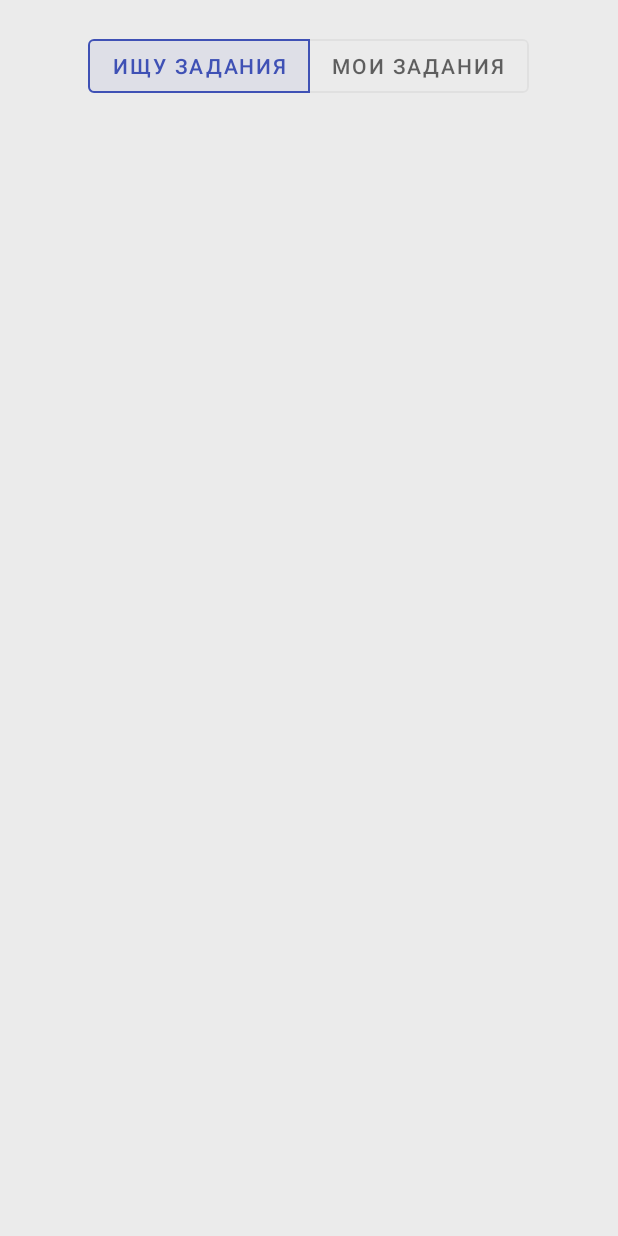
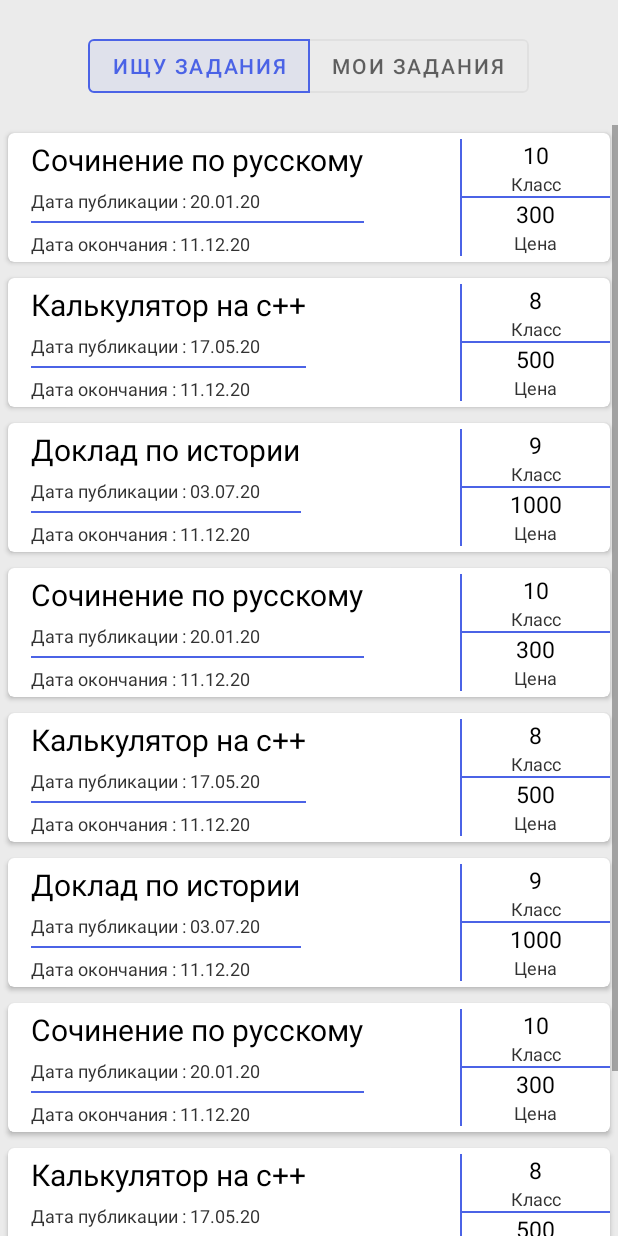
Before and after one commit to NewGameStudio/CommunityApp, an Android app: the FreelanceFragment screen opened through its navigation route, on a phone screen of 412 x 824 dp. Run offline under Robolectric (Android 15) with nearby library versions, the light colour scheme and no system bars; our stand-ins replace navigation-ui.

Commit message:
start creating freelance tasks view

```diff
--- a/app/build.gradle
+++ b/app/build.gradle
@@ -33,6 +33,9 @@ dependencies {
     implementation 'androidx.navigation:navigation-fragment:2.3.2'
     implementation 'androidx.navigation:navigation-ui:2.3.2'
 
+    implementation 'androidx.recyclerview:recyclerview:1.1.0'
+    implementation 'androidx.cardview:cardview:1.0.0'
+
     implementation 'de.hdodenhof:circleimageview:3.1.0'
 
     testImplementation 'junit:junit:4.12'
--- /dev/null
+++ b/app/src/main/java/com/example/communityapp/Adapter/FreelanceTaskAdapter.java
@@ -0,0 +1,68 @@
+package com.example.communityapp.Adapter;
+
+import android.view.LayoutInflater;
+import android.view.View;
+import android.view.ViewGroup;
+import android.widget.TextView;
+
+import androidx.annotation.NonNull;
+import androidx.recyclerview.widget.RecyclerView;
+
+import com.example.communityapp.Entities.FreelanceTaskEntity;
+import com.example.communityapp.R;
+
+import java.util.ArrayList;
+
+public class FreelanceTaskAdapter extends RecyclerView.Adapter<FreelanceTaskAdapter.FreelanceTaskViewHolder> {
+
+
+    public static class FreelanceTaskViewHolder extends RecyclerView.ViewHolder {
+
+        public TextView taskTitle;
+        public TextView taskPublDate;
+        public TextView taskExpDate;
+        public TextView taskClass;
+        public TextView taskPrice;
+
+        public FreelanceTaskViewHolder(@NonNull View itemView) {
+            super(itemView);
+
+            taskTitle = itemView.findViewById(R.id.freelance_task_title);
+            taskPublDate = itemView.findViewById(R.id.freelance_task_publ_date);
+            taskExpDate = itemView.findViewById(R.id.freelance_task_exp_date);
+            taskClass = itemView.findViewById(R.id.freelance_task_class);
+            taskPrice = itemView.findViewById(R.id.freelance_task_price);
+        }
+    }
+
+    private ArrayList<FreelanceTaskEntity> tasks;
+
+    public FreelanceTaskAdapter(ArrayList<FreelanceTaskEntity> tasks) {
+        this.tasks = tasks;
+    }
+
+    @NonNull
+    @Override
+    public FreelanceTaskViewHolder onCreateViewHolder(@NonNull ViewGroup parent, int viewType) {
+        View view = LayoutInflater.from(parent.getContext())
+                .inflate(R.layout.freelance_task_card_view, parent, false);
+
+        return new FreelanceTaskViewHolder(view);
+    }
+
+    @Override
+    public void onBindViewHolder(@NonNull FreelanceTaskViewHolder holder, int position) {
+        FreelanceTaskEntity currentTask = tasks.get(position);
+
+        holder.taskTitle.setText(currentTask.title);
+        holder.taskPublDate.setText(("Дата публикации : " + currentTask.publicationDate));
+        holder.taskExpDate.setText(("Дата окончания : " + currentTask.expirationDate));
+        holder.taskClass.setText(Integer.toString(currentTask.classIndex));
+        holder.taskPrice.setText(Integer.toString(currentTask.price));
+    }
+
+    @Override
+    public int getItemCount() {
+        return tasks.size();
+    }
+}
--- a/app/src/main/java/com/example/communityapp/Controllers/UserController.java
+++ b/app/src/main/java/com/example/communityapp/Controllers/UserController.java
@@ -25,7 +25,7 @@ public class UserController {
                 R.drawable.blank_profile);
 
         user.setAvatarBitmap(profileAvatar);
-        user.setUsername("Жак Фреско");
+        user.setUsername("Дима Шелохвостов");
         user.setDescription("Я мячик");
 
         return true;
--- /dev/null
+++ b/app/src/main/java/com/example/communityapp/Entities/FreelanceTaskEntity.java
@@ -0,0 +1,10 @@
+package com.example.communityapp.Entities;
+
+public class FreelanceTaskEntity {
+    public String title;
+    public int price;
+    public int classIndex;
+    public String subjectName;
+    public String publicationDate;
+    public String expirationDate;
+}
--- a/app/src/main/java/com/example/communityapp/Fragments/FreelanceFragment.java
+++ b/app/src/main/java/com/example/communityapp/Fragments/FreelanceFragment.java
@@ -5,6 +5,8 @@ import android.os.Bundle;
 import androidx.annotation.NonNull;
 import androidx.annotation.Nullable;
 import androidx.fragment.app.Fragment;
+import androidx.recyclerview.widget.LinearLayoutManager;
+import androidx.recyclerview.widget.RecyclerView;
 
 import android.view.LayoutInflater;
 import android.view.Menu;
@@ -12,10 +14,19 @@ import android.view.MenuItem;
 import android.view.View;
 import android.view.ViewGroup;
 
+import com.example.communityapp.Adapter.FreelanceTaskAdapter;
+import com.example.communityapp.Entities.FreelanceTaskEntity;
 import com.example.communityapp.Master.NavigationMaster;
 import com.example.communityapp.R;
 
+import java.util.ArrayList;
+
 public class FreelanceFragment extends Fragment {
+
+    private RecyclerView searchTaskRecycler;
+    private RecyclerView.Adapter searchTaskAdapter;
+    private RecyclerView.LayoutManager layoutManager;
+
 
     @Nullable
     @Override
@@ -48,4 +59,50 @@ public class FreelanceFragment extends Fragment {
                 return false;
         }
     }
+
+    @Override
+    public void onStart() {
+        super.onStart();
+
+        FreelanceTaskEntity task1 = new FreelanceTaskEntity();
+        task1.title = "Сочинение по русскому";
+        task1.price = 300;
+        task1.classIndex = 10;
+        task1.publicationDate = "20.01.20";
+        task1.expirationDate = "11.12.20";
+
+        FreelanceTaskEntity task2 = new FreelanceTaskEntity();
+        task2.title = "Калькулятор на c++";
+        task2.price = 500;
+        task2.classIndex = 8;
+        task2.publicationDate = "17.05.20";
+        task2.expirationDate = "11.12.20";
+
+        FreelanceTaskEntity task3 = new FreelanceTaskEntity();
+        task3.title = "Доклад по истории";
+        task3.price = 1000;
+        task3.classIndex = 9;
+        task3.publicationDate = "03.07.20";
+        task3.expirationDate = "11.12.20";
+
+        ArrayList<FreelanceTaskEntity> freelanceTasks = new ArrayList<>();
+        freelanceTasks.add(task1);
+        freelanceTasks.add(task2);
+        freelanceTasks.add(task3);
+        freelanceTasks.add(task1);
+        freelanceTasks.add(task2);
+        freelanceTasks.add(task3);
+        freelanceTasks.add(task1);
+        freelanceTasks.add(task2);
+        freelanceTasks.add(task3);
+
+        searchTaskRecycler = getActivity().findViewById(R.id.freelance_tasks_recycler_view);
+        searchTaskRecycler.setHasFixedSize(true);
+
+        layoutManager = new LinearLayoutManager(getActivity());
+        searchTaskAdapter = new FreelanceTaskAdapter(freelanceTasks);
+
+        searchTaskRecycler.setLayoutManager(layoutManager);
+        searchTaskRecycler.setAdapter(searchTaskAdapter);
+    }
 }
--- a/app/src/main/java/com/example/communityapp/Fragments/SearchTasksFilterFragment.java
+++ b/app/src/main/java/com/example/communityapp/Fragments/SearchTasksFilterFragment.java
@@ -8,11 +8,13 @@ import android.view.LayoutInflater;
 import android.view.View;
 import android.view.ViewGroup;
 import android.widget.ArrayAdapter;
+import android.widget.Button;
 import android.widget.Spinner;
 
+import com.example.communityapp.Master.NavigationMaster;
 import com.example.communityapp.R;
 
-public class SearchTasksFilterFragment extends Fragment {
+public class SearchTasksFilterFragment extends Fragment implements View.OnClickListener {
 
     private String[] classNames = {
             "Любой", "Первый", "Второй", "Третий",
@@ -39,6 +41,14 @@ public class SearchTasksFilterFragment extends Fragment {
         configureClassFromSpinner();
         configureClassToSpinner();
         configureSubjectSpinner();
+
+        Button applyButton = getActivity().findViewById(R.id.apply_filter_button);
+        applyButton.setOnClickListener(this);
+    }
+
+    @Override
+    public void onClick(View view) {
+        NavigationMaster.navigate(getView(), R.id.action_searchTasksFilterFragment_to_nav_freelance);
     }
 
 
--- a/app/src/main/res/layout/fragment_freelance.xml
+++ b/app/src/main/res/layout/fragment_freelance.xml
@@ -7,11 +7,16 @@
     android:layout_height="match_parent"
     tools:context=".Fragments.FreelanceFragment">
 
+    <LinearLayout
+        android:layout_width="match_parent"
+        android:layout_height="match_parent"
+        android:orientation="vertical">
+
         <com.google.android.material.button.MaterialButtonToggleGroup
             android:id="@+id/search_task_toggle"
             android:layout_width="wrap_content"
             android:layout_height="wrap_content"
-        android:layout_centerHorizontal="true"
+            android:layout_gravity="center_horizontal"
             android:layout_marginTop="20dp"
             app:selectionRequired="true"
             app:checkedButton="@+id/search_task_btn"
@@ -33,4 +38,15 @@
 
         </com.google.android.material.button.MaterialButtonToggleGroup>
 
+        <androidx.recyclerview.widget.RecyclerView
+            android:id="@+id/freelance_tasks_recycler_view"
+            android:layout_marginTop="15dp"
+            android:layout_width="match_parent"
+            android:layout_height="wrap_content"
+            android:scrollbars="vertical"
+            tools:listitem="@layout/freelance_task_card_view">
+
+        </androidx.recyclerview.widget.RecyclerView>
+    </LinearLayout>
+
 </RelativeLayout>
--- a/app/src/main/res/layout/fragment_search_tasks_filter.xml
+++ b/app/src/main/res/layout/fragment_search_tasks_filter.xml
@@ -9,6 +9,7 @@
     tools:context=".Fragments.SearchTasksFilterFragment">
 
     <com.google.android.material.button.MaterialButton
+        android:id="@+id/apply_filter_button"
         android:layout_width="wrap_content"
         android:layout_height="wrap_content"
         android:layout_alignParentBottom="true"
--- /dev/null
+++ b/app/src/main/res/layout/freelance_task_card_view.xml
@@ -0,0 +1,138 @@
+<?xml version="1.0" encoding="utf-8"?>
+<androidx.cardview.widget.CardView
+    xmlns:android="http://schemas.android.com/apk/res/android"
+    xmlns:app="http://schemas.android.com/apk/res-auto"
+    android:layout_width="match_parent"
+    android:layout_height="wrap_content"
+    android:layout_margin="5dp"
+    android:background="@color/white"
+    app:cardCornerRadius="4dp">
+
+    <LinearLayout
+        android:layout_width="match_parent"
+        android:layout_height="wrap_content"
+        android:layout_marginVertical="4dp"
+        android:orientation="horizontal">
+
+        <LinearLayout
+            android:layout_width="wrap_content"
+            android:layout_height="wrap_content"
+            android:layout_marginStart="15dp"
+            android:orientation="vertical">
+
+            <TextView
+                android:id="@+id/freelance_task_title"
+                android:layout_width="wrap_content"
+                android:layout_height="wrap_content"
+                android:textSize="20sp"
+                android:textColor="@android:color/primary_text_light"
+                android:text="Название задачи"/>
+
+            <TextView
+                android:id="@+id/freelance_task_publ_date"
+                android:layout_marginTop="5dp"
+                android:layout_width="wrap_content"
+                android:layout_height="wrap_content"
+                android:textSize="12sp"
+                android:textColor="@android:color/secondary_text_light"
+                android:text="Дата публикации: 23.01.20"/>
+
+            <View
+                android:layout_width="match_parent"
+                android:layout_height="1dp"
+                android:layout_marginTop="5dp"
+                android:background="@color/colorPrimary"/>
+
+            <TextView
+                android:id="@+id/freelance_task_exp_date"
+                android:layout_marginTop="5dp"
+                android:layout_width="wrap_content"
+                android:layout_height="wrap_content"
+                android:textSize="12sp"
+                android:textColor="@android:color/secondary_text_light"
+                android:text="Дата окончания: 23.01.20"/>
+
+        </LinearLayout>
+
+        <View
+            android:layout_width="0dp"
+            android:layout_height="0dp"
+            android:layout_weight="1"/>
+
+        <LinearLayout
+            android:layout_width="100dp"
+            android:layout_height="match_parent"
+            android:orientation="horizontal">
+
+            <View
+                android:layout_width="1dp"
+                android:layout_height="match_parent"
+                android:background="@color/colorPrimary"/>
+
+            <LinearLayout
+                android:layout_width="match_parent"
+                android:layout_height="match_parent"
+                android:orientation="vertical">
+
+                <LinearLayout
+                    android:layout_width="match_parent"
+                    android:layout_height="wrap_content"
+                    android:layout_weight="1"
+                    android:orientation="vertical">
+
+                    <TextView
+                        android:id="@+id/freelance_task_class"
+                        android:layout_width="wrap_content"
+                        android:layout_height="wrap_content"
+                        android:layout_gravity="center_horizontal"
+                        android:textColor="@android:color/primary_text_light"
+                        android:textSize="15sp"
+                        android:text="1"/>
+
+                    <TextView
+                        android:layout_width="wrap_content"
+                        android:layout_height="wrap_content"
+                        android:layout_gravity="center_horizontal"
+                        android:textColor="@android:color/secondary_text_light"
+                        android:textSize="12sp"
+                        android:text="Класс"/>
+
+                </LinearLayout>
+
+
+                <View
+                    android:layout_width="match_parent"
+                    android:layout_height="1dp"
+                    android:background="@color/colorPrimary"/>
+
+                <LinearLayout
+                    android:layout_width="match_parent"
+                    android:layout_height="wrap_content"
+                    android:layout_weight="1"
+                    android:gravity="center_horizontal"
+                    android:orientation="vertical">
+
+                    <TextView
+                        android:id="@+id/freelance_task_price"
+                        android:layout_width="wrap_content"
+                        android:layout_height="wrap_content"
+                        android:textColor="@android:color/primary_text_light"
+                        android:textSize="15sp"
+                        android:text="500"/>
+
+                    <TextView
+                        android:layout_width="wrap_content"
+                        android:layout_height="wrap_content"
+                        android:textColor="@android:color/secondary_text_light"
+                        android:textSize="12sp"
+                        android:text="Цена"/>
+
+                </LinearLayout>
+
+            </LinearLayout>
+
+        </LinearLayout>
+
+    </LinearLayout>
+
+</androidx.cardview.widget.CardView>
--- a/app/src/main/res/navigation/nav_graph.xml
+++ b/app/src/main/res/navigation/nav_graph.xml
@@ -5,6 +5,12 @@
     xmlns:tools="http://schemas.android.com/tools"
     android:id="@+id/nav_graph"
     app:startDestination="@id/signInFragment">
+
+    <action
+        android:id="@+id/action_global_signInFragment"
+        app:destination="@id/signInFragment"
+        app:popUpTo="@id/nav_profile"
+        app:popUpToInclusive="true"/>
 
     <fragment
         android:id="@+id/signInFragment"
@@ -27,7 +33,11 @@
         tools:layout="@layout/fragment_profile" >
         <action
             android:id="@+id/action_nav_profile_to_profileEditFragment"
-            app:destination="@id/profileEditFragment"/>
+            app:destination="@id/profileEditFragment"
+            app:enterAnim="@anim/slide_in_right"
+            app:exitAnim="@anim/slide_out_left"
+            app:popEnterAnim="@anim/slide_in_left"
+            app:popExitAnim="@anim/slide_out_right"/>
     </fragment>
 
     <fragment
@@ -56,11 +66,6 @@
             app:popExitAnim="@anim/slide_out_right"/>
     </fragment>
 
-    <action
-        android:id="@+id/action_global_signInFragment"
-        app:destination="@id/signInFragment"
-        app:popUpTo="@id/nav_profile"
-        app:popUpToInclusive="true"/>
     <fragment
         android:id="@+id/profileEditFragment"
         android:name="com.example.communityapp.Fragments.ProfileEditFragment"
@@ -68,12 +73,25 @@
         tools:layout="@layout/fragment_profile_edit" >
         <action
             android:id="@+id/action_profileEditFragment_to_nav_profile"
-            app:destination="@id/nav_profile" />
+            app:destination="@id/nav_profile"
+            app:enterAnim="@anim/slide_in_left"
+            app:exitAnim="@anim/slide_out_right"
+            app:popEnterAnim="@anim/slide_in_right"
+            app:popExitAnim="@anim/slide_out_left"/>
     </fragment>
+
     <fragment
         android:id="@+id/searchTasksFilterFragment"
         android:name="com.example.communityapp.Fragments.SearchTasksFilterFragment"
         android:label="fragment_search_tasks_filter"
-        tools:layout="@layout/fragment_search_tasks_filter" />
+        tools:layout="@layout/fragment_search_tasks_filter" >
+        <action
+            android:id="@+id/action_searchTasksFilterFragment_to_nav_freelance"
+            app:destination="@id/nav_freelance"
+            app:enterAnim="@anim/slide_in_left"
+            app:exitAnim="@anim/slide_out_right"
+            app:popEnterAnim="@anim/slide_in_right"
+            app:popExitAnim="@anim/slide_out_left"/>
+    </fragment>
 
 </navigation>
--- a/app/src/main/res/values/colors.xml
+++ b/app/src/main/res/values/colors.xml
@@ -1,7 +1,7 @@
 <?xml version="1.0" encoding="utf-8"?>
 <resources>
-    <color name="colorPrimary">#3F51B5</color>
-    <color name="colorPrimaryDark">#673AB7</color>
+    <color name="colorPrimary">#4B63E6</color>
+    <color name="colorPrimaryDark">#3F51B5</color>
     <color name="colorAccent">#F5F5F5</color>
 
     <color name="colorLightBlack">#323232</color>
```
Lines whose indentation alone changed are shown as unchanged.
